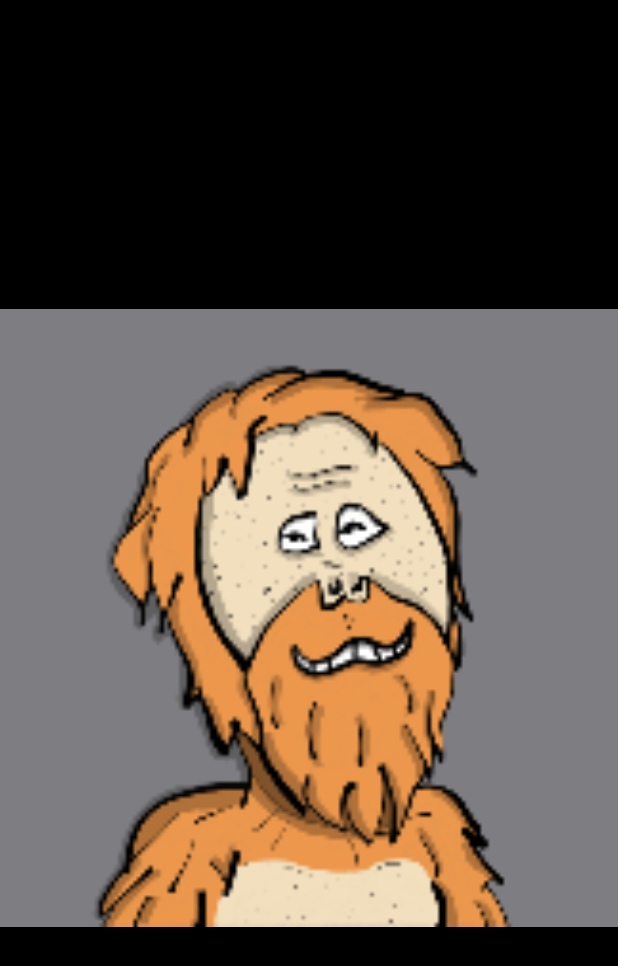
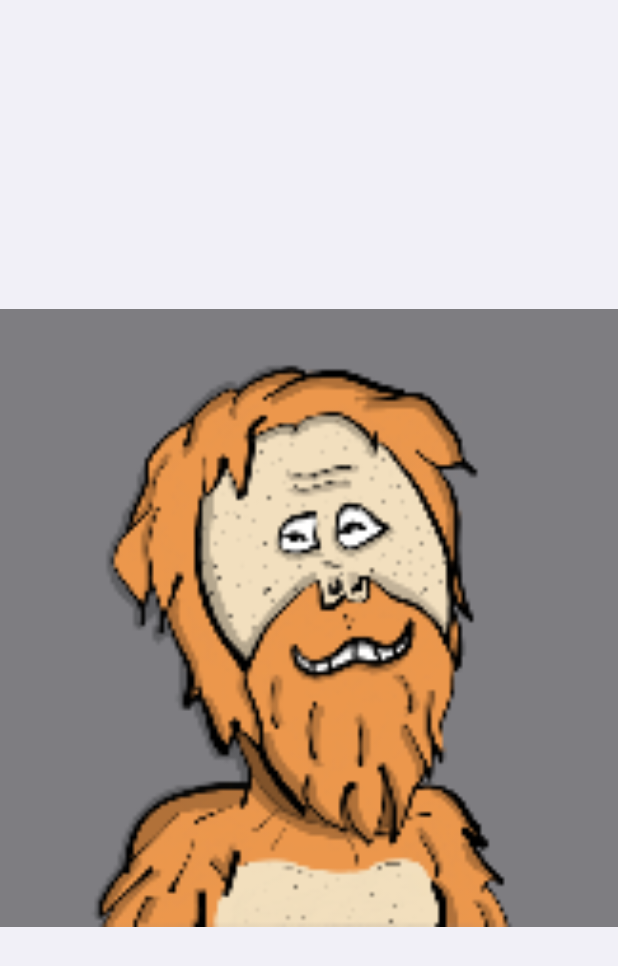
Before and after one commit to thaddeusdiamond/cardano-nft-mobile-widgets, an Android app built with Jetpack Compose: the layout nft_viewer_widget.xml on its own in the app's theme, with its tools: preview values and no code run, on a phone screen of 412 x 824 dp. Shown: the top 966 px of the screen. Run offline under Robolectric (Android 15) with nearby library versions, the phone set to English and light mode, and no system bars.

Commit message:
Android Widget: Remove explicit black color and use default Widget bg

```diff
--- a/WildTangz CNFT Android/app/src/main/res/layout/nft_viewer_widget.xml
+++ b/WildTangz CNFT Android/app/src/main/res/layout/nft_viewer_widget.xml
@@ -4,7 +4,6 @@
     style="@style/Widget.WildTangzCardanoNFT.AppWidget.Container"
     android:layout_width="match_parent"
     android:layout_height="match_parent"
-    android:background="@color/black"
     android:theme="@style/Theme.WildTangzCardanoNFT.AppWidgetContainer">
 
     <ImageView
```
